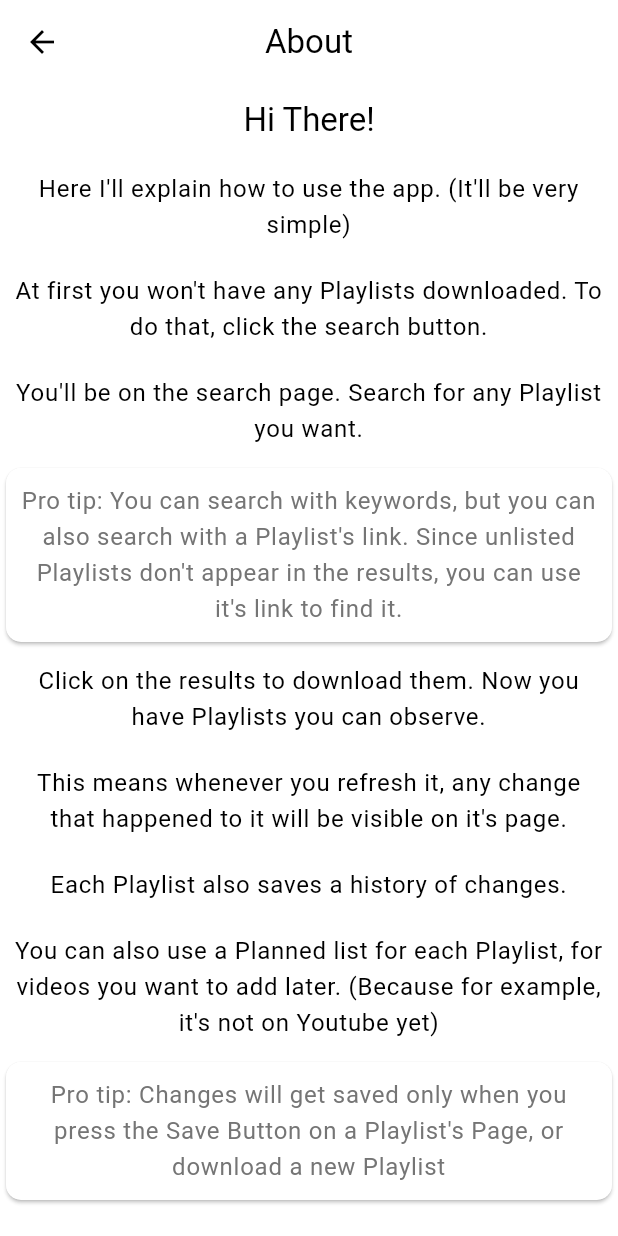
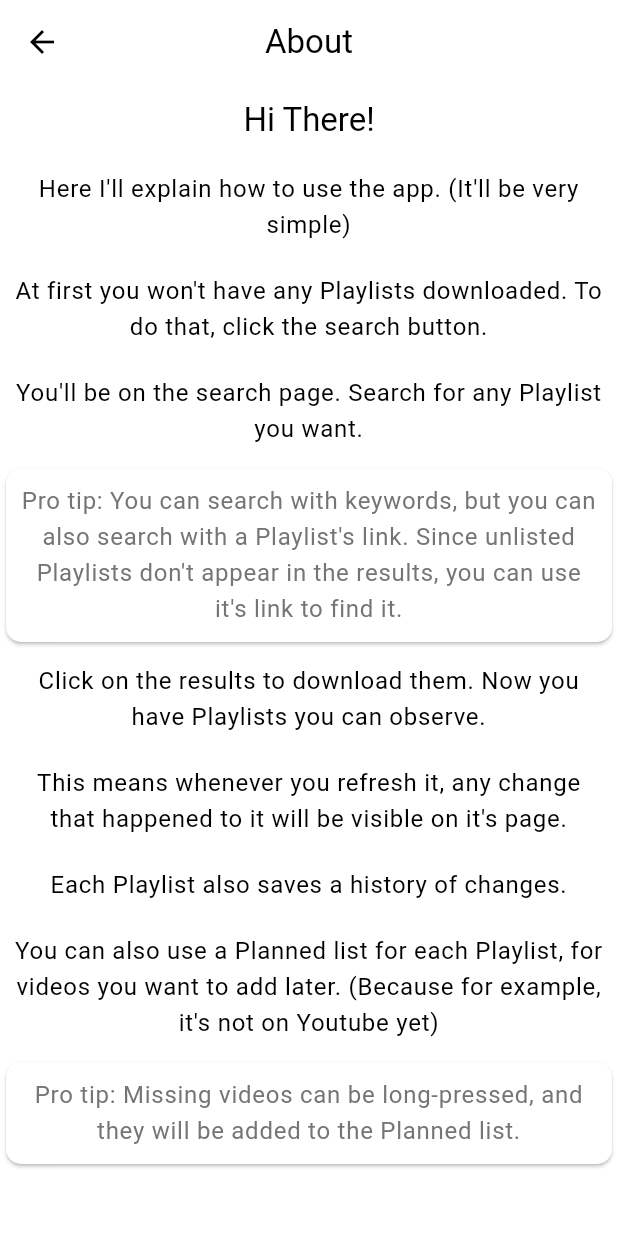
Before and after one commit to Crash285github/yt_playlists_plus, a Flutter app: the AboutPage screen opened by its route, on a phone screen of 412 x 824 dp. Run offline on Flutter 3.47's test engine with Material 2 defaults, Android fonts, the phone set to English and light mode, and no system bars; our stand-ins replace cached_network_image, shared_preferences, timeago; missing offline and left inert: youtube_explode_dart; accounts and stored records are empty.

Commit message:
76 add to planned on deleted playlists (#89)
* updated about page

* Video can be longpressed to add to planned

```diff
--- a/lib/model/popup_manager.dart
+++ b/lib/model/popup_manager.dart
@@ -80,6 +80,7 @@ class PopUpManager {
     required BuildContext context,
     required final String message,
   }) {
+    ScaffoldMessenger.of(context).hideCurrentSnackBar();
     ScaffoldMessenger.of(context).showSnackBar(
       SnackBar(
         content: Text(
@@ -92,7 +93,4 @@ class PopUpManager {
       ),
     );
   }
-
-  static void hideCurrentSnackBar(BuildContext context) =>
-      ScaffoldMessenger.of(context).hideCurrentSnackBar();
 }
--- a/lib/model/video/video.dart
+++ b/lib/model/video/video.dart
@@ -12,7 +12,12 @@ class Video extends ChangeNotifier {
   ///What the Video should do when tapped on it's Widget
   ///
   ///The add/remove functions are assigned usually
-  Function()? function;
+  Function()? onTap;
+
+  ///What the Video should do when long pressed in it's Widget
+  ///
+  ///Here it's for add to planned
+  Function? onLongPress;
 
   Video({
     required this.id,
--- a/lib/pages/about_page.dart
+++ b/lib/pages/about_page.dart
@@ -95,7 +95,7 @@ class AboutPage extends StatelessWidget {
                 child: Padding(
                   padding: EdgeInsets.all(_padding),
                   child: Text(
-                    "Pro tip: Changes will get saved only when you press the Save Button on a Playlist's Page, or download a new Playlist",
+                    "Pro tip: Missing videos can be long-pressed, and they will be added to the Planned list.",
                     textAlign: TextAlign.center,
                     style: Theme.of(context)
                         .textTheme
--- a/lib/pages/playlist_page/tabs/changes/changes_top_row.dart
+++ b/lib/pages/playlist_page/tabs/changes/changes_top_row.dart
@@ -31,7 +31,7 @@ class ChangesTopRow extends StatelessWidget {
                     : () {
                         for (var video in changes) {
                           if (video.status != VideoStatus.pending) {
-                            video.function!();
+                            video.onTap!();
                           }
                         }
                       },
--- a/lib/pages/playlist_page/tabs/more/planned/planned_panel.dart
+++ b/lib/pages/playlist_page/tabs/more/planned/planned_panel.dart
@@ -36,8 +36,6 @@ class _PlannedPanelState extends State<PlannedPanel> {
   }
 
   bool canSubmitPlanned(String title) {
-    PopUpManager.hideCurrentSnackBar(context);
-
     if (title.trim().isEmpty) {
       PopUpManager.showSnackBar(
         context: context,
```
Also changed, not shown: lib/model/playlist/playlist.dart (+15 -2 lines), lib/widgets/video/widget.dart (+5 -3 lines).
